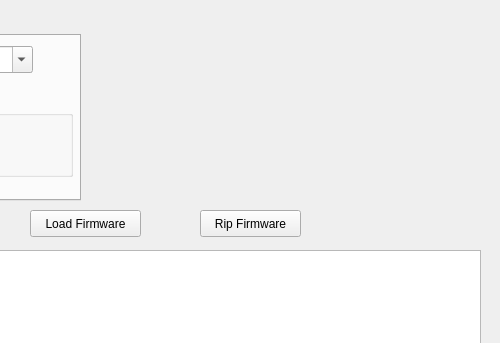
Qt form src/freeems_loader.ui (seank/freeems-loader) before a commit; both pictures show x 300 to 800 and y 0 to 343 of the 800 by 547 pixel window.
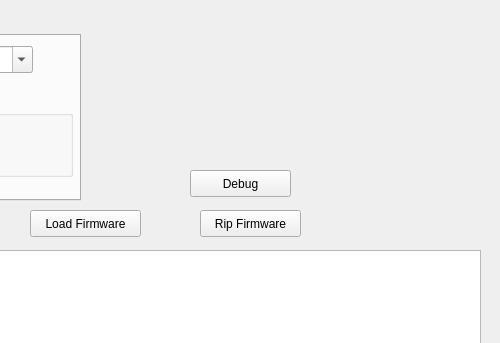
The same form after that commit. Icons and pictures are not drawn.

```diff
--- a/src/freeems_loader.ui
+++ b/src/freeems_loader.ui
@@ -365,6 +365,19 @@
     </widget>
    </widget>
   </widget>
+  <widget class="QPushButton" name="pushRip_2">
+   <property name="geometry">
+    <rect>
+     <x>490</x>
+     <y>170</y>
+     <width>101</width>
+     <height>27</height>
+    </rect>
+   </property>
+   <property name="text">
+    <string>Debug</string>
+   </property>
+  </widget>
  </widget>
  <layoutdefault spacing="6" margin="11"/>
  <resources>
```
Left out of the diff: 16 changed lines with no effect on the pictures.
